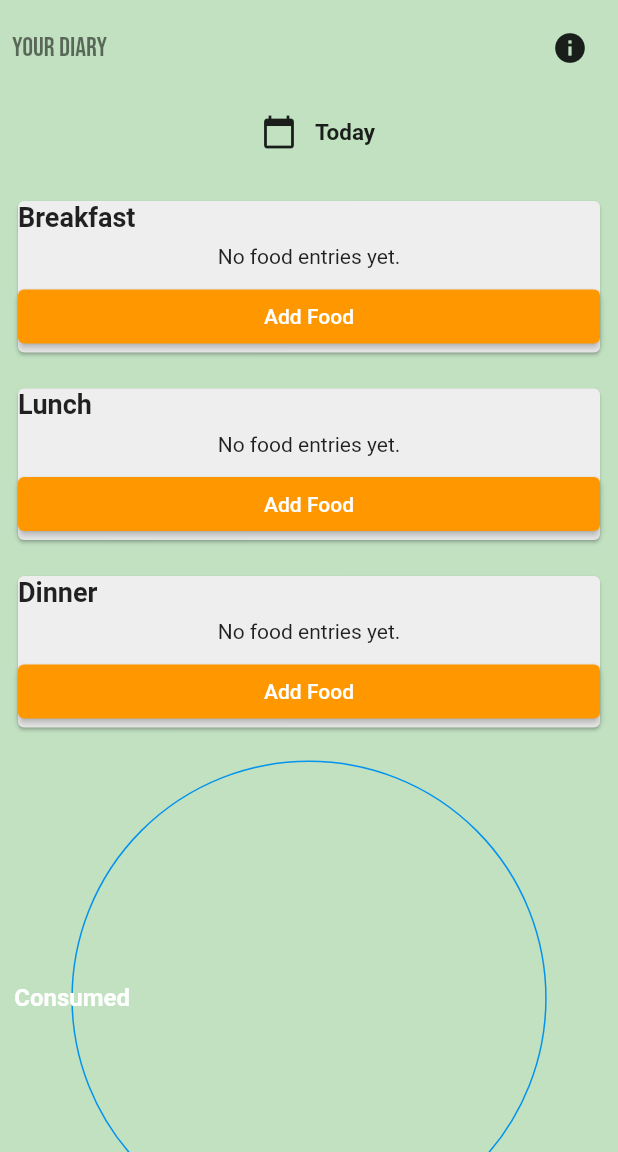
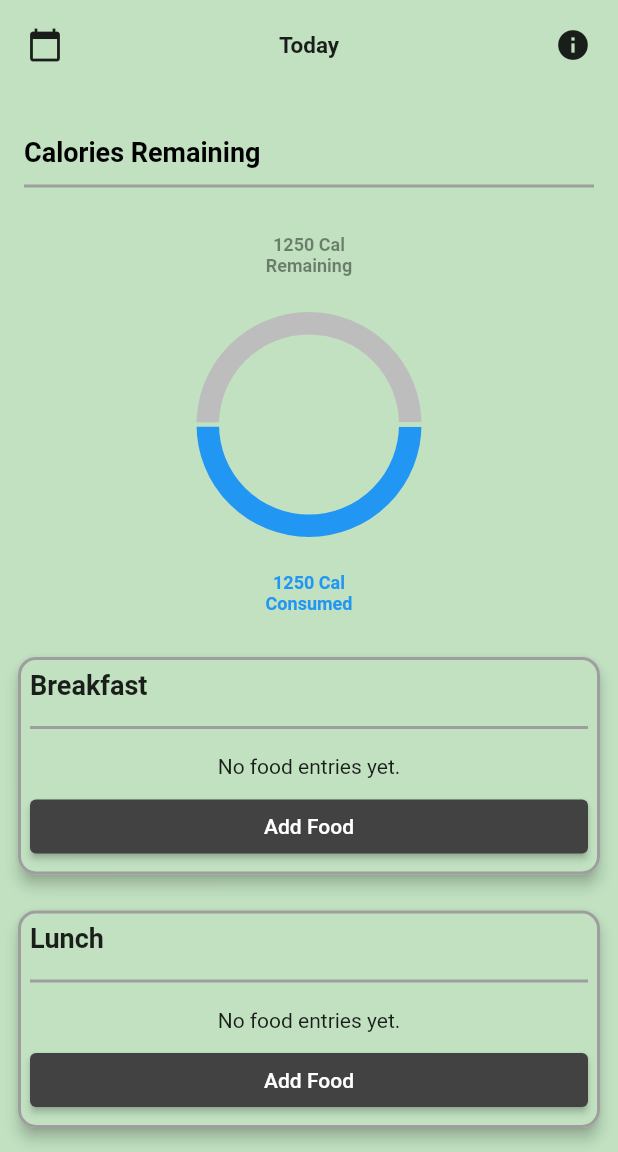
Before and after one commit to Georges-Bou-Chedid/FitnessApp, a Flutter app: the DiaryPage screen opened directly, on a phone screen of 412 x 824 dp, the part 84-1236 px from its top. Run offline on Flutter 3.47's test engine with Material 2 defaults, Android fonts, the phone set to English and light mode, and no system bars; drawn by our look-alikes of fl_chart; our stand-ins replace country_picker, firebase_auth, firebase_core, font_awesome_flutter; accounts and stored records are empty.

Commit message:
New Features 2

```diff
--- a/lib/screens/home/diary.dart
+++ b/lib/screens/home/diary.dart
@@ -1,9 +1,12 @@
+import 'dart:math';
+
 import 'package:fl_chart/fl_chart.dart';
 import 'package:flutter/material.dart';
 import 'package:intl/intl.dart';
 import '../../models/food.dart';
 import '../../widgets/home_appbar.dart';
 import '../../widgets/navdrawer.dart';
+import '../../widgets/piechart.dart';
 
 class DiaryPage extends StatefulWidget {
   const DiaryPage({super.key});
@@ -18,6 +21,8 @@ class _DiaryPageState extends State<DiaryPage> {
   List<FoodEntry> lunchEntries = [];
   List<FoodEntry> dinnerEntries = [];
   DateTime? selectedDate;
+  double totalCalories = 2500; // Replace with your actual values
+  double consumedCalories = 1250; // Replace with your actual values
 
   Future<void> _selectDate(BuildContext context) async {
     final DateTime picked = (await showDatePicker(
@@ -40,39 +45,20 @@ class _DiaryPageState extends State<DiaryPage> {
     }
   }
 
+  void updateChart(double newTotalCalories, double newConsumedCalories) {
+    setState(() {
+      totalCalories = newTotalCalories;
+      consumedCalories = newConsumedCalories;
+    });
+  }
+
+  Random random = Random();
+  double min = 1.0;
+  double max = 2500.0;
+
   @override
   Widget build(BuildContext context) {
-    int totalCalories = 3000;
-    int consumedCalories = 1700;
-    int remainingCalories = 0;
-
-    @override
-    void initState() {
-      super.initState();
-      remainingCalories = totalCalories - consumedCalories;
-    }
-
-    List<PieChartSectionData> pieSections = [
-      PieChartSectionData(
-        color: const Color(0xff0293ee),
-        value: consumedCalories.toDouble(),
-        title: 'Consumed',
-        radius: 1,
-        titleStyle: TextStyle(fontSize: 16, fontWeight: FontWeight.bold, color: const Color(0xffffffff)),
-        showTitle: true,
-        titlePositionPercentageOffset: 0.5,
-      ),
-      PieChartSectionData(
-        color: const Color(0xfff8b250),
-        value: remainingCalories.toDouble(),
-        title: 'Remaining',
-        radius: 1,
-        titleStyle: TextStyle(fontSize: 16, fontWeight: FontWeight.bold, color: const Color(0xffffffff)),
-        showTitle: true,
-        titlePositionPercentageOffset: 0.5,
-      ),
-    ];
-
+    double randomDouble = min + random.nextDouble() * (max - min);
     return Scaffold(
       appBar: PreferredSize(
         preferredSize: MyAppBar().preferredSize,
@@ -90,59 +76,71 @@ class _DiaryPageState extends State<DiaryPage> {
             child: Column(
               children: [
                 Padding(
-                  padding: const EdgeInsets.all(8.0),
+                  padding: const EdgeInsets.all(6.0),
                   child: Row(
                     mainAxisAlignment: MainAxisAlignment.spaceBetween,
                     children: <Widget>[
-                      const Text(
-                        "Your Diary",
-                        style: TextStyle(
-                          fontSize: 18.0,
-                          fontFamily: "BebasNeue",
-                          color: Colors.black54,
+                      IconButton(
+                        icon: const Icon(
+                          Icons.calendar_today,
                         ),
+                        onPressed: () => _selectDate(context),
+                      ),
+                      Text(
+                        selectedDate != null ? formatDate(selectedDate!) : "Today",
+                        style: const TextStyle(fontSize: 15, fontWeight: FontWeight.bold),
                       ),
                       IconButton(
                         icon: const Icon(
                           Icons.info,
                         ),
                         onPressed: () {
-
+                          updateChart(2500, randomDouble);
                         },
                       ),
                     ]
                   ),
                 ),
-                Row(
-                  mainAxisAlignment: MainAxisAlignment.center,
-                  children: <Widget>[
-                    IconButton(
-                      icon: const Icon(
-                        Icons.calendar_today,
+                const SizedBox(
+                  height: 15.0,
+                ),
+                const Padding(
+                  padding: EdgeInsets.all(16.0),
+                  child: Column(
+                    crossAxisAlignment: CrossAxisAlignment.start,
+                    children: <Widget>[
+                      Text(
+                        "Calories Remaining",
+                        style: TextStyle(
+                          fontSize: 18.0,
+                          // fontFamily: "BebasNeue",
+                          color: Colors.black,
+                          fontWeight: FontWeight.bold
+                        ),
                       ),
-                      onPressed: () => _selectDate(context),
-                    ),
-                    Text(
-                      selectedDate != null ? formatDate(selectedDate!) : "Today",
-                      style: const TextStyle(fontSize: 15, fontWeight: FontWeight.bold),
-                    ),
-                  ],
+                      SizedBox(height: 2.0),
+                      Divider(
+                        color: Colors.grey, // Set the color of the line
+                        height: 20, // Set the height (thickness) of the line
+                        thickness: 2, // Set the thickness of the line
+                      ),
+                    ]
+                  ),
+                ),
+                const SizedBox(height: 30.0),
+                AspectRatio(
+                  aspectRatio: 2.0, // Adjust the aspect ratio as needed
+                  child: CaloriePieChart(
+                    totalCalories: totalCalories,
+                    consumedCalories: consumedCalories,
+                  ),
                 ),
                 const SizedBox(
-                  height: 10.0,
+                  height: 40.0,
                 ),
                 _buildMealSection('Breakfast', breakfastEntries),
                 _buildMealSection('Lunch', lunchEntries),
                 _buildMealSection('Dinner', dinnerEntries),
-                const SizedBox(
-                  height: 10.0,
-                ),
-                AspectRatio(
-                  aspectRatio: 1.3,
-                  child: PieChart(
-                    PieChartData(sections: pieSections),
-                  ),
-                ),
                 const SizedBox(
                   height: 10.0,
                 ),
@@ -159,22 +157,36 @@ Widget _buildMealSection(String title, List<FoodEntry> entries) {
   return Container(
     margin: EdgeInsets.all(8.0),
     child: Card(
-      color: Colors.grey[200],
+      elevation: 4, // Add elevation for a shadow effect
+      shape: RoundedRectangleBorder(
+        borderRadius: BorderRadius.circular(12.0), // Adjust the radius as needed
+        side: const BorderSide(
+          color: Colors.grey, // Border color
+          width: 2.0, // Border width
+        ),
+      ),
+      color: const Color(0xFFC1E1C1),
       child: Padding(
-        padding: const EdgeInsets.all(0.0),
+        padding: const EdgeInsets.all(8.0),
         child: Column(
           crossAxisAlignment: CrossAxisAlignment.stretch,
           children: [
             Text(
               title,
-              style: TextStyle(
+              style: const TextStyle(
                 fontSize: 18,
                 fontWeight: FontWeight.bold,
               ),
             ),
-            SizedBox(height: 8.0),
+            const SizedBox(height: 8.0),
+            const Divider(
+              color: Colors.grey, // Set the color of the line
+              height: 20, // Set the height (thickness) of the line
+              thickness: 2, // Set the thickness of the line
+            ),
+            const SizedBox(height: 8.0),
             if (entries.isEmpty)
-              Center(
+              const Center(
                 child: Text('No food entries yet.'),
               )
             else
@@ -191,7 +203,7 @@ Widget _buildMealSection(String title, List<FoodEntry> entries) {
             SizedBox(height: 8.0),
             ElevatedButton(
               style: ElevatedButton.styleFrom(
-                  backgroundColor: Colors.orange // Background color
+                  backgroundColor: Colors.grey[800] // Background color
               ),
               onPressed: () {
                 // Show a dialog to add a new food entry
--- a/lib/widgets/line_piechart.dart
+++ /dev/null
@@ -1,31 +0,0 @@
-import 'package:flutter/material.dart';
-import 'package:percent_indicator/linear_percent_indicator.dart';
-
-class LinePieChart extends StatelessWidget {
-  final double totalCalories;
-  final double remainingCalories;
-
-  LinePieChart({
-    required this.totalCalories,
-    required this.remainingCalories,
-  });
-
-  @override
-  Widget build(BuildContext context) {
-    double percent = (totalCalories - remainingCalories) / totalCalories;
-
-    return LinearPercentIndicator(
-      animation: true,
-      animationDuration: 1000,
-      lineHeight: 15.0,
-      percent: percent,
-      center: Text(
-        '${(percent * 100).toInt()}%',
-        style: TextStyle(fontSize: 16, fontWeight: FontWeight.bold),
-      ),
-      linearStrokeCap: LinearStrokeCap.roundAll,
-      progressColor: Colors.green,
-      backgroundColor: Colors.grey,
-    );
-  }
-}
--- /dev/null
+++ b/lib/widgets/piechart.dart
@@ -0,0 +1,44 @@
+import 'package:fl_chart/fl_chart.dart';
+import 'package:flutter/material.dart';
+
+class CaloriePieChart extends StatelessWidget {
+  final double totalCalories;
+  final double consumedCalories;
+
+  const CaloriePieChart({Key? key, required this.totalCalories, required this.consumedCalories})
+      : super(key: key);
+
+  @override
+  Widget build(BuildContext context) {
+    return PieChart(
+        PieChartData(
+          sections: [
+            PieChartSectionData(
+              color: Colors.blue,
+              value: consumedCalories,
+              title: "${consumedCalories.toStringAsFixed(0)} Cal\nConsumed",
+              titleStyle: const TextStyle(fontSize: 12, fontWeight: FontWeight.bold, color: Colors.blue),
+              titlePositionPercentageOffset: 3.5,// Display consumed calories
+              radius: 15,
+            ),
+            PieChartSectionData(
+              color: Colors.grey[400],
+              value: (totalCalories - consumedCalories),
+              title: "${(totalCalories - consumedCalories).toStringAsFixed(0)} Cal\nRemaining",
+              titleStyle: const TextStyle(fontSize: 12, fontWeight: FontWeight.bold, color: Colors.black45),
+              titlePositionPercentageOffset: 3.5,
+              radius: 15,
+            ),
+          ],
+          centerSpaceRadius: 60,
+          sectionsSpace: 3,
+          borderData: FlBorderData(
+            show: true, // Set to true to show the border
+            border: Border.all(color: Colors.green, width: 2), // Customize the border color and width
+          ),
+        ),
+      swapAnimationCurve: Curves.bounceIn,
+      swapAnimationDuration: const Duration(milliseconds: 2000),
+    );
+  }
+}
```
Also changed, not shown: 10 other files.
